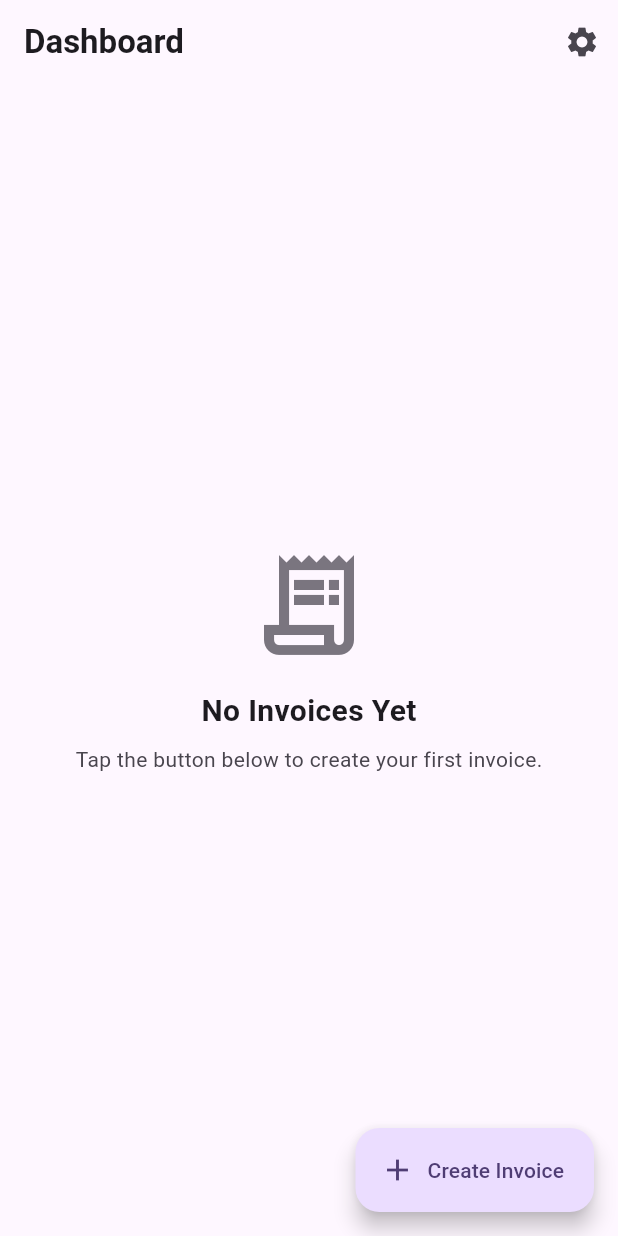
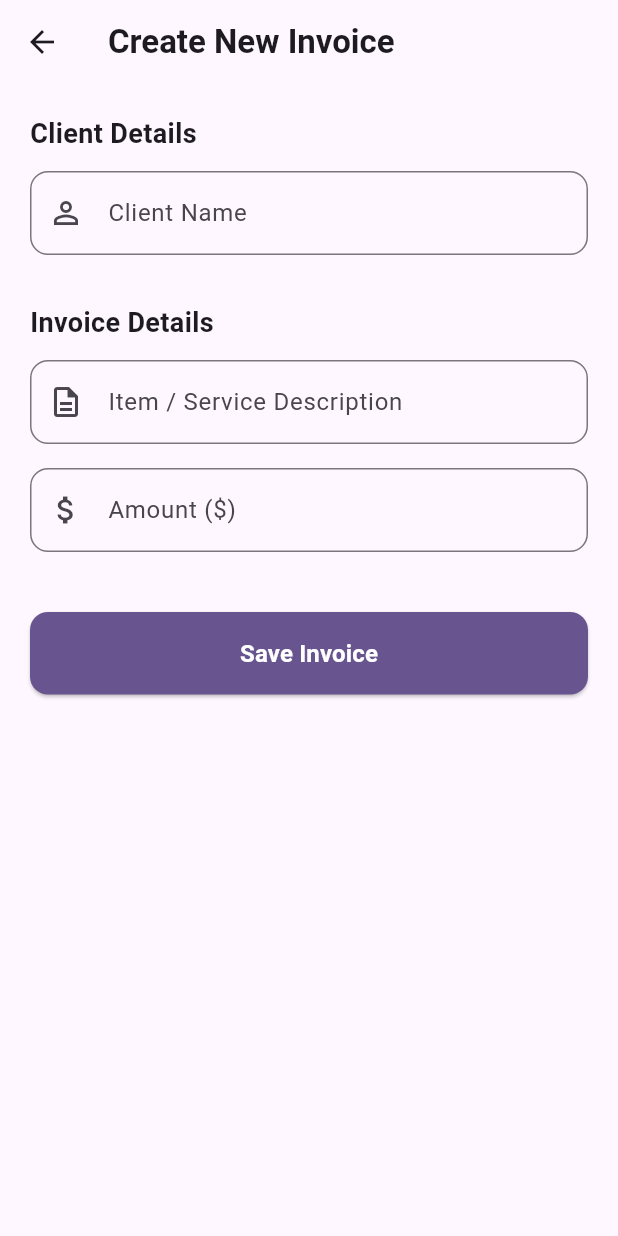
Before and after one commit to ayeshazafar-az/zenvyro-invoice-app, a Flutter app: the screen it shows after launch, after a tap on "Create Invoice", on a phone screen of 412 x 824 dp. Run offline on Flutter 3.47's test engine with Material 3 defaults, Android fonts, the phone set to English and light mode, and no system bars; our stand-ins replace sqflite; accounts and stored records are empty.

Commit message:
feat: Add dynamic multi-item invoice form and dashboard navigation
- Created dynamic product/service rows with add/remove functionality.
- Linked Create Invoice screen to Dashboard action button.
- Implemented form validation for customer and item details.

```diff
--- /dev/null
+++ b/lib/screens/create_invoice_screen.dart
@@ -0,0 +1,183 @@
+import 'package:flutter/material.dart';
+import 'package:provider/provider.dart';
+import 'package:intl/intl.dart';
+import '../services/invoice_provider.dart';
+import '../models/invoice_model.dart';
+
+class CreateInvoiceScreen extends StatefulWidget {
+  const CreateInvoiceScreen({super.key});
+
+  @override
+  State<CreateInvoiceScreen> createState() => _CreateInvoiceScreenState();
+}
+
+class _CreateInvoiceScreenState extends State<CreateInvoiceScreen> {
+  // The form key allows us to validate the input fields
+  final _formKey = GlobalKey<FormState>();
+
+  // Controllers to grab the text typed by the user
+  final _nameController = TextEditingController();
+  final _descriptionController = TextEditingController();
+  final _priceController = TextEditingController();
+
+  @override
+  void dispose() {
+    // We must clean up controllers when the screen closes to prevent memory leaks
+    _nameController.dispose();
+    _descriptionController.dispose();
+    _priceController.dispose();
+    super.dispose();
+  }
+
+  void _saveInvoice() {
+    if (_formKey.currentState!.validate()) {
+
+      final name = _nameController.text;
+      final description = _descriptionController.text;
+      final price = double.tryParse(_priceController.text) ?? 0.0;
+
+      // Generate quick random IDs
+      final String newInvoiceId = 'INV-${DateTime.now().millisecondsSinceEpoch.toString().substring(10)}';
+      final String newItemId = 'ITEM-${DateTime.now().millisecondsSinceEpoch.toString().substring(10)}';
+
+      // Format today's date
+      final String today = DateFormat('yyyy-MM-dd').format(DateTime.now());
+
+      // Create the actual Invoice object
+      final newInvoice = Invoice(
+        id: newInvoiceId,
+        companyName: 'My Company', // Hardcoded for now
+        customerName: name,
+        date: today,
+        dueDate: today,
+        status: 'Unpaid', // Default status
+        taxRate: 0.0,
+        // Creating a single item using the description and price from the form
+        items: [
+          InvoiceItem(
+            id: newItemId,
+            name: description,
+            quantity: 1,
+            unitPrice: price,
+          )
+        ],
+      );
+
+      // Send it to the Provider to save in SQLite and update the Dashboard
+      Provider.of<InvoiceProvider>(context, listen: false).addInvoice(newInvoice);
+
+      ScaffoldMessenger.of(context).showSnackBar(
+        const SnackBar(content: Text('Invoice Created Successfully!')),
+      );
+
+      // Slide back to the dashboard
+      Navigator.pop(context);
+    }
+  }
+
+  @override
+  Widget build(BuildContext context) {
+    return Scaffold(
+      appBar: AppBar(
+        title: const Text('Create New Invoice', style: TextStyle(fontWeight: FontWeight.bold)),
+        backgroundColor: Theme.of(context).colorScheme.surface,
+        elevation: 0,
+      ),
+      // SingleChildScrollView prevents the keyboard from crushing the UI
+      body: SingleChildScrollView(
+        padding: const EdgeInsets.all(20.0),
+        child: Form(
+          key: _formKey,
+          child: Column(
+            crossAxisAlignment: CrossAxisAlignment.start,
+            children: [
+              const Text(
+                'Client Details',
+                style: TextStyle(fontSize: 18, fontWeight: FontWeight.bold),
+              ),
+              const SizedBox(height: 12),
+
+              // Client Name Field
+              TextFormField(
+                controller: _nameController,
+                decoration: InputDecoration(
+                  labelText: 'Client Name',
+                  border: OutlineInputBorder(borderRadius: BorderRadius.circular(12)),
+                  prefixIcon: const Icon(Icons.person_outline),
+                ),
+                validator: (value) {
+                  if (value == null || value.isEmpty) {
+                    return 'Please enter a client name';
+                  }
+                  return null;
+                },
+              ),
+              const SizedBox(height: 32),
+
+              const Text(
+                'Invoice Details',
+                style: TextStyle(fontSize: 18, fontWeight: FontWeight.bold),
+              ),
+              const SizedBox(height: 12),
+
+              // Item Description Field
+              TextFormField(
+                controller: _descriptionController,
+                decoration: InputDecoration(
+                  labelText: 'Item / Service Description',
+                  border: OutlineInputBorder(borderRadius: BorderRadius.circular(12)),
+                  prefixIcon: const Icon(Icons.description_outlined),
+                ),
+                validator: (value) {
+                  if (value == null || value.isEmpty) {
+                    return 'Please enter a description';
+                  }
+                  return null;
+                },
+              ),
+              const SizedBox(height: 16),
+
+              // Price Field
+              TextFormField(
+                controller: _priceController,
+                keyboardType: const TextInputType.numberWithOptions(decimal: true),
+                decoration: InputDecoration(
+                  labelText: 'Amount (\$)',
+                  border: OutlineInputBorder(borderRadius: BorderRadius.circular(12)),
+                  prefixIcon: const Icon(Icons.attach_money),
+                ),
+                validator: (value) {
+                  if (value == null || value.isEmpty) {
+                    return 'Please enter an amount';
+                  }
+                  if (double.tryParse(value) == null) {
+                    return 'Please enter a valid number';
+                  }
+                  return null;
+                },
+              ),
+              const SizedBox(height: 40),
+
+              // Save Button
+              SizedBox(
+                width: double.infinity,
+                height: 55,
+                child: ElevatedButton(
+                  style: ElevatedButton.styleFrom(
+                    backgroundColor: Theme.of(context).colorScheme.primary,
+                    foregroundColor: Theme.of(context).colorScheme.onPrimary,
+                    shape: RoundedRectangleBorder(
+                      borderRadius: BorderRadius.circular(12),
+                    ),
+                  ),
+                  onPressed: _saveInvoice,
+                  child: const Text('Save Invoice', style: TextStyle(fontSize: 16, fontWeight: FontWeight.bold)),
+                ),
+              ),
+            ],
+          ),
+        ),
+      ),
+    );
+  }
+}
--- a/lib/screens/dashboard_screen.dart
+++ b/lib/screens/dashboard_screen.dart
@@ -4,6 +4,7 @@ import 'package:flutter/material.dart';
 import 'package:provider/provider.dart';
 import 'package:intl/intl.dart';
 import '../services/invoice_provider.dart';
+import 'create_invoice_screen.dart'; // <-- WE ADDED THIS IMPORT
 
 class DashboardScreen extends StatelessWidget {
   const DashboardScreen({super.key});
@@ -128,9 +129,16 @@ class DashboardScreen extends StatelessWidget {
           );
         },
       ),
+
+      // <-- WE UPDATED THIS BUTTON -->
       floatingActionButton: FloatingActionButton.extended(
         onPressed: () {
-          // TODO: Navigate to Create Invoice Screen
+          Navigator.push(
+            context,
+            MaterialPageRoute(
+              builder: (context) => const CreateInvoiceScreen(),
+            ),
+          );
         },
         icon: const Icon(Icons.add),
         label: const Text('Create Invoice'),
```
